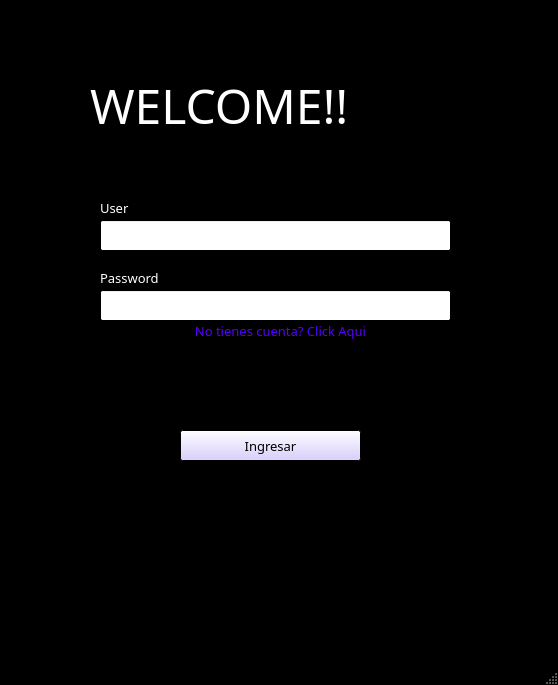
This is ExamenIILab_RebecaPaz_22241028/cframe.ui in Rpaz17/Examen2LabProgra3_RebecaPaz as Qt 5 draws it before an edit. The edited form follows.
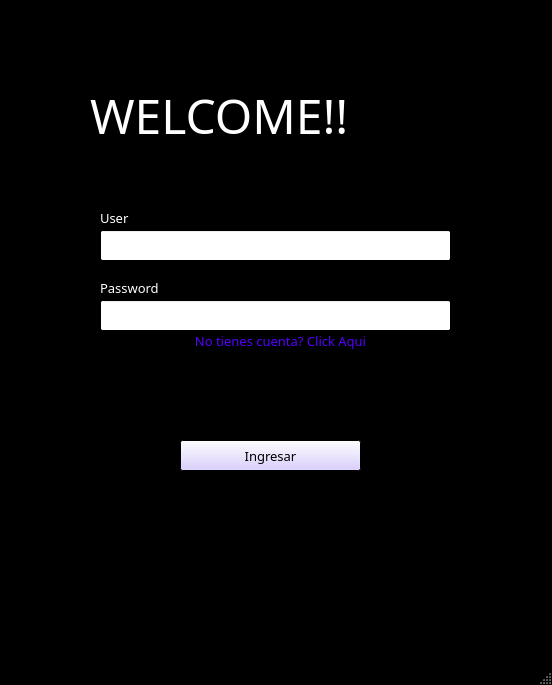
This is the edited form. The open tabs and pages were chosen to show the change.

What changed in the file:
```diff
--- a/ExamenIILab_RebecaPaz_22241028/cframe.ui
+++ b/ExamenIILab_RebecaPaz_22241028/cframe.ui
@@ -6,7 +6,7 @@
    <rect>
     <x>0</x>
     <y>0</y>
-    <width>558</width>
+    <width>552</width>
     <height>685</height>
    </rect>
   </property>
@@ -460,9 +460,9 @@
     <property name="geometry">
      <rect>
       <x>0</x>
-      <y>10</y>
-      <width>561</width>
-      <height>661</height>
+      <y>20</y>
+      <width>541</width>
+      <height>611</height>
      </rect>
     </property>
     <property name="palette">
```
Left out of the diff: 107 changed lines with no effect on the pictures.
